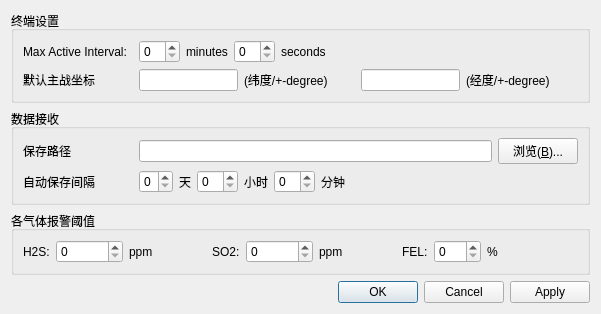
Old version of the form mac/examples/GasInfo/optiondialog.ui in the repository Quenii/ADCEVM.
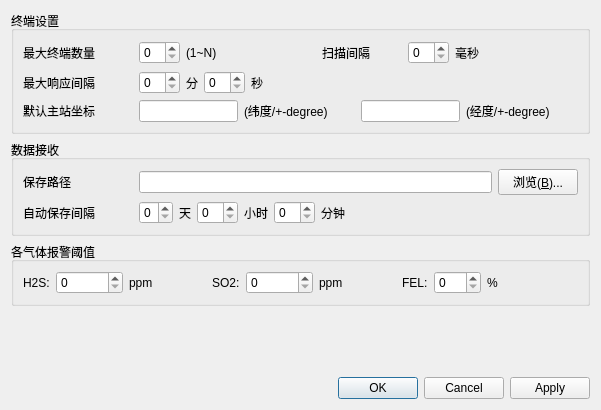
New version of the form.

What changed in the file:
```diff
--- a/mac/examples/GasInfo/optiondialog.ui
+++ b/mac/examples/GasInfo/optiondialog.ui
@@ -7,7 +7,7 @@
     <x>0</x>
     <y>0</y>
     <width>601</width>
-    <height>289</height>
+    <height>410</height>
    </rect>
   </property>
   <property name="windowTitle">
@@ -20,6 +20,102 @@
       <string>终端设置</string>
      </property>
      <layout class="QVBoxLayout" name="verticalLayout_2">
+      <item>
+       <layout class="QHBoxLayout" name="horizontalLayout_6">
+        <item>
+         <widget class="QLabel" name="label_16">
+          <property name="minimumSize">
+           <size>
+            <width>110</width>
+            <height>0</height>
+           </size>
+          </property>
+          <property name="text">
+           <string>最大终端数量</string>
+          </property>
+         </widget>
+        </item>
+        <item>
+         <widget class="QSpinBox" name="maxTermCountSpinBox">
+          <property name="minimum">
+           <number>0</number>
+          </property>
+          <property name="maximum">
+           <number>59</number>
+          </property>
+         </widget>
+        </item>
+        <item>
+         <widget class="QLabel" name="label_17">
+          <property name="text">
+           <string>(1~N)</string>
+          </property>
+         </widget>
+        </item>
+        <item>
+         <spacer name="horizontalSpacer_9">
+          <property name="orientation">
+           <enum>Qt::Horizontal</enum>
+          </property>
+          <property name="sizeHint" stdset="0">
+           <size>
+            <width>59</width>
+            <height>20</height>
+           </size>
+          </property>
+         </spacer>
+        </item>
+        <item>
+         <widget class="QLabel" name="label_19">
+          <property name="sizePolicy">
+           <sizepolicy hsizetype="Minimum" vsizetype="Minimum">
+            <horstretch>0</horstretch>
+            <verstretch>0</verstretch>
+           </sizepolicy>
+          </property>
+          <property name="minimumSize">
+           <size>
+            <width>80</width>
+            <height>25</height>
+           </size>
+          </property>
+          <property name="text">
+           <string>扫描间隔</string>
+          </property>
+         </widget>
+        </item>
+        <item>
+         <widget class="QSpinBox" name="scanIntervalMsecSpinBox">
+          <property name="minimum">
+           <number>0</number>
+          </property>
+          <property name="maximum">
+           <number>59</number>
+          </property>
+         </widget>
+        </item>
+        <item>
+         <widget class="QLabel" name="label_18">
+          <property name="text">
+           <string>毫秒</string>
+          </property>
+         </widget>
+        </item>
+        <item>
+         <spacer name="horizontalSpacer_8">
+          <property name="orientation">
+           <enum>Qt::Horizontal</enum>
+          </property>
+          <property name="sizeHint" stdset="0">
+           <size>
+            <width>40</width>
+            <height>20</height>
+           </size>
+          </property>
+         </spacer>
+        </item>
+       </layout>
+      </item>
       <item>
        <layout class="QHBoxLayout" name="horizontalLayout_3">
         <item>
@@ -31,7 +127,7 @@
            </size>
           </property>
           <property name="text">
-           <string>Max Active Interval:</string>
+           <string>最大响应间隔</string>
           </property>
          </widget>
         </item>
@@ -48,7 +144,7 @@
         <item>
          <widget class="QLabel" name="label_10">
           <property name="text">
-           <string>minutes</string>
+           <string>分</string>
           </property>
          </widget>
         </item>
@@ -65,7 +161,7 @@
         <item>
          <widget class="QLabel" name="label_11">
           <property name="text">
-           <string>seconds</string>
+           <string>秒</string>
           </property>
          </widget>
         </item>
@@ -95,7 +191,7 @@
            </size>
           </property>
           <property name="text">
-           <string>默认主战坐标</string>
+           <string>默认主站坐标</string>
           </property>
          </widget>
         </item>
```
